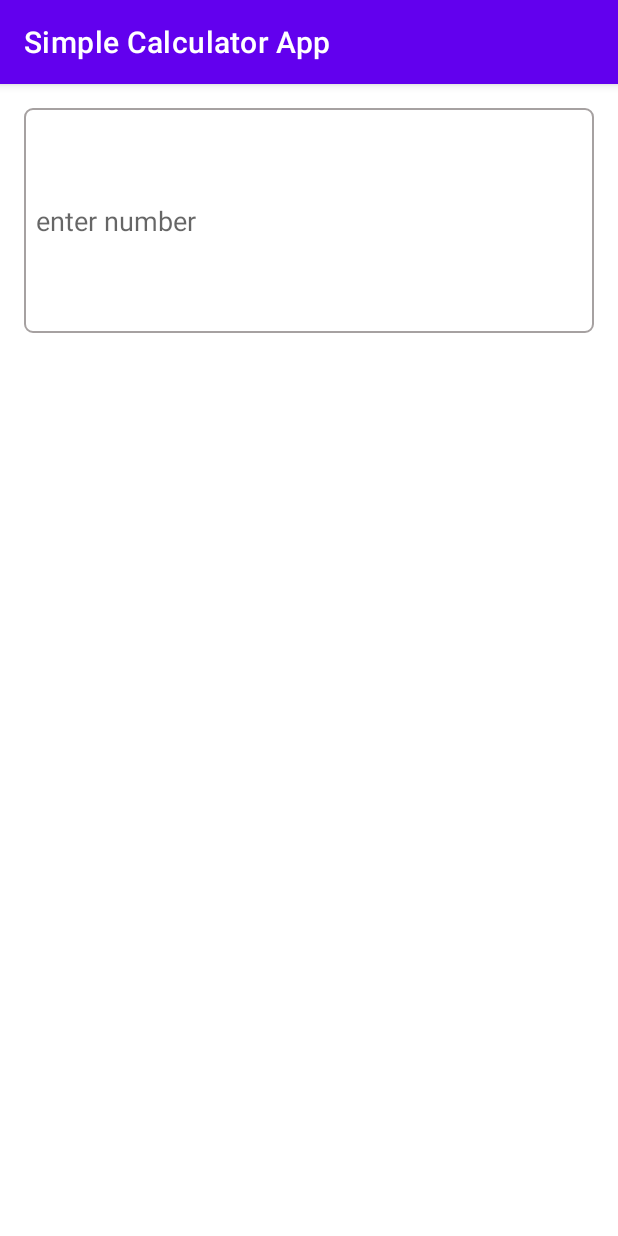
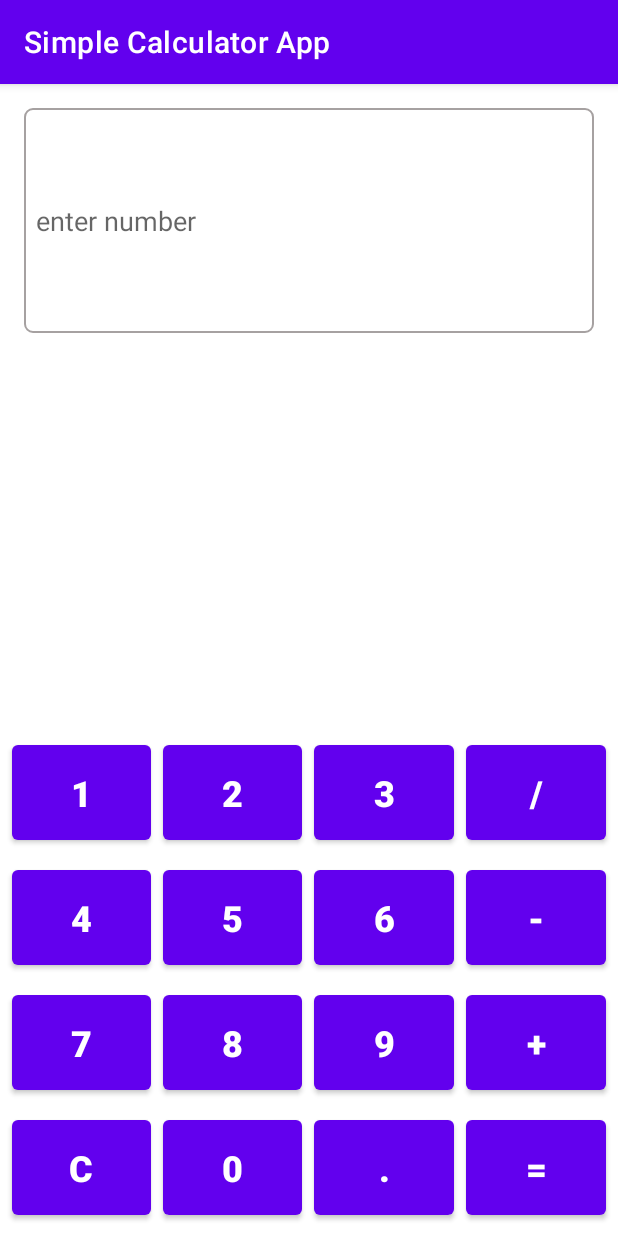
Before and after one commit to Goliaeth/SimpleCalculatorApp, an Android app: the screen it shows after launch (MainActivity), on a phone screen of 412 x 824 dp. Run offline under Robolectric (Android 15) with nearby library versions, the phone set to English and light mode, and no system bars.

Commit message:
add UI for app

```diff
--- a/app/src/main/res/layout/activity_main.xml
+++ b/app/src/main/res/layout/activity_main.xml
@@ -6,6 +6,7 @@
     tools:context=".MainActivity">
 
     <EditText
+        android:id="@+id/number_edit_text"
         android:layout_width="match_parent"
         android:layout_height="150dp"
         android:layout_margin="@dimen/margin_sixteen"
@@ -16,4 +17,117 @@
         android:padding="@dimen/padding_eight"
         android:background="@drawable/edit_text_border"/>
 
+    <LinearLayout
+        android:layout_width="match_parent"
+        android:layout_height="wrap_content"
+        android:orientation="vertical"
+        android:layout_alignParentBottom="true">
+
+
+        <LinearLayout
+            android:layout_width="match_parent"
+            android:layout_height="wrap_content"
+            android:orientation="horizontal"
+            android:weightSum="4">
+
+            <Button
+                android:text="@string/button_one_text"
+                style="@style/button_style" />
+
+            <Button
+                android:text="@string/button_two_text"
+                style="@style/button_style"/>
+
+            <Button
+                android:text="@string/button_three_text"
+                style="@style/button_style"/>
+
+            <Button
+                android:text="@string/button_divide_text"
+                style="@style/button_style"
+                android:layout_marginRight="@dimen/margin_eight"
+                android:layout_marginEnd="@dimen/margin_eight"/>
+
+        </LinearLayout>
+
+        <LinearLayout
+            android:layout_width="match_parent"
+            android:layout_height="wrap_content"
+            android:orientation="horizontal"
+            android:weightSum="4">
+
+            <Button
+                android:text="@string/button_four_text"
+                style="@style/button_style" />
+
+            <Button
+                android:text="@string/button_five_text"
+                style="@style/button_style"/>
+
+            <Button
+                android:text="@string/button_six_text"
+                style="@style/button_style"/>
+
+            <Button
+                android:text="@string/button_subtract_text"
+                style="@style/button_style"
+                android:layout_marginRight="@dimen/margin_eight"
+                android:layout_marginEnd="@dimen/margin_eight"/>
+
+        </LinearLayout>
+
+        <LinearLayout
+            android:layout_width="match_parent"
+            android:layout_height="wrap_content"
+            android:orientation="horizontal"
+            android:weightSum="4">
+
+            <Button
+                android:text="@string/button_seven_text"
+                style="@style/button_style" />
+
+            <Button
+                android:text="@string/button_eight_text"
+                style="@style/button_style"/>
+
+            <Button
+                android:text="@string/button_nine_text"
+                style="@style/button_style"/>
+
+            <Button
+                android:text="@string/button_add_text"
+                style="@style/button_style"
+                android:layout_marginRight="@dimen/margin_eight"
+                android:layout_marginEnd="@dimen/margin_eight"/>
+
+        </LinearLayout>
+
+        <LinearLayout
+            android:layout_width="match_parent"
+            android:layout_height="wrap_content"
+            android:orientation="horizontal"
+            android:weightSum="4">
+
+            <Button
+                android:text="@string/button_clear_text"
+                style="@style/button_style" />
+
+            <Button
+                android:text="@string/button_zero_text"
+                style="@style/button_style"/>
+
+            <Button
+                android:text="@string/button_dot_text"
+                style="@style/button_style"/>
+
+            <Button
+                android:text="@string/button_equality_text"
+                style="@style/button_style"
+                android:layout_marginRight="@dimen/margin_eight"
+                android:layout_marginEnd="@dimen/margin_eight"/>
+
+        </LinearLayout>
+
+    </LinearLayout>
+
 </RelativeLayout>
--- a/app/src/main/res/values/dimens.xml
+++ b/app/src/main/res/values/dimens.xml
@@ -1,5 +1,7 @@
 <?xml version="1.0" encoding="utf-8"?>
 <resources>
     <dimen name="margin_sixteen">16dp</dimen>
+    <dimen name="margin_eight">8dp</dimen>
     <dimen name="padding_eight">8dp</dimen>
+    <dimen name="button_text_size">24sp</dimen>
 </resources>
--- a/app/src/main/res/values/strings.xml
+++ b/app/src/main/res/values/strings.xml
@@ -1,4 +1,21 @@
 <resources>
     <string name="app_name">Simple Calculator App</string>
     <string name="edit_text_hint">enter number</string>
+    <string name="button_one_text">1</string>
+    <string name="button_two_text">2</string>
+    <string name="button_three_text">3</string>
+    <string name="button_four_text">4</string>
+    <string name="button_five_text">5</string>
+    <string name="button_six_text">6</string>
+    <string name="button_seven_text">7</string>
+    <string name="button_eight_text">8</string>
+    <string name="button_nine_text">9</string>
+    <string name="button_zero_text">0</string>
+    <string name="button_add_text">+</string>
+    <string name="button_subtract_text">-</string>
+    <string name="button_divide_text">/</string>
+    <string name="button_multiply_text">*</string>
+    <string name="button_equality_text">=</string>
+    <string name="button_clear_text">c</string>
+    <string name="button_dot_text">.</string>
 </resources>
--- /dev/null
+++ b/app/src/main/res/values/styles.xml
@@ -0,0 +1,14 @@
+<?xml version="1.0" encoding="utf-8"?>
+<resources>
+
+    <style name="button_style">
+        <item name="android:layout_width">75dp</item>
+        <item name="android:layout_height">75dp</item>
+        <item name="android:layout_weight">1</item>
+        <item name="android:textSize">@dimen/button_text_size</item>
+        <item name="android:layout_marginLeft">@dimen/margin_eight</item>
+        <item name="android:layout_marginStart">@dimen/margin_eight</item>
+        <item name="android:layout_marginBottom">@dimen/margin_eight</item>
+        <item name="android:textStyle">bold</item>
+    </style>
+</resources>
```
